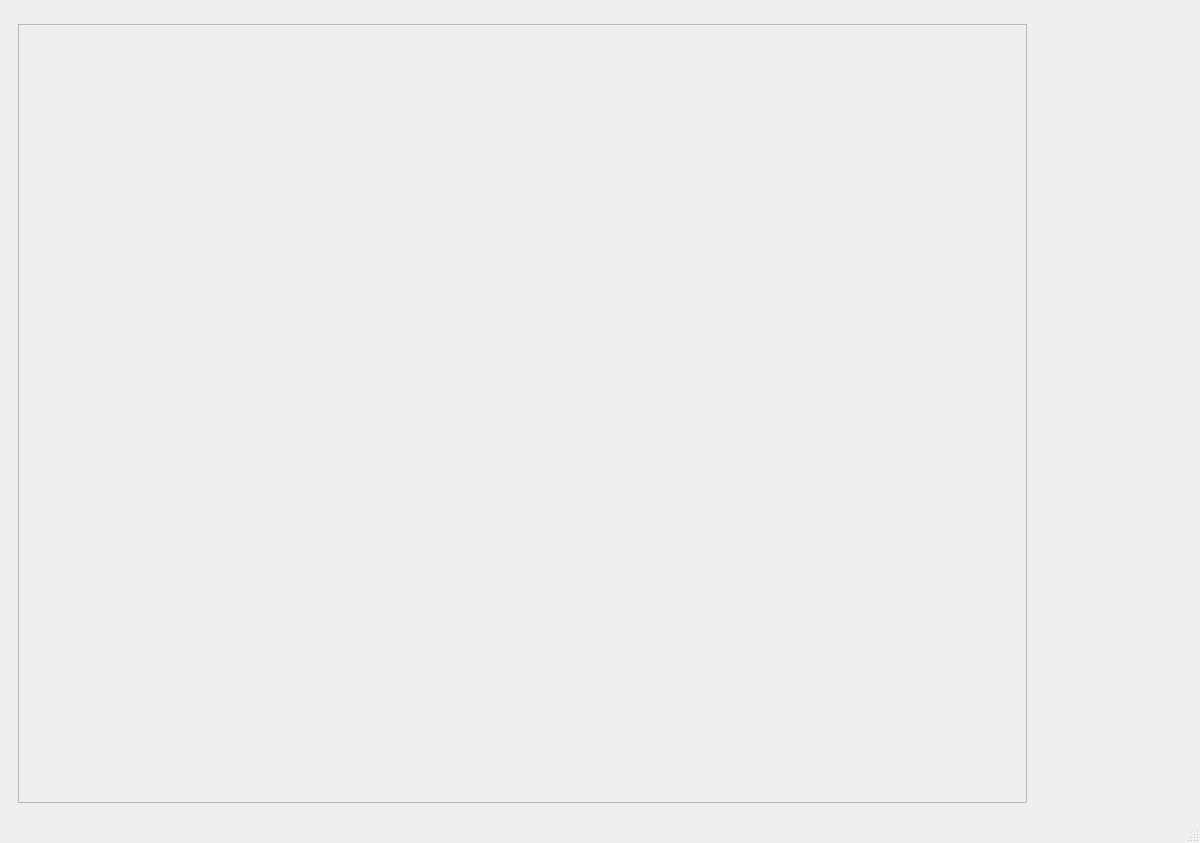
marcos-188/deadlock-stats, file qt-designer/main_window.ui: the form before one commit.
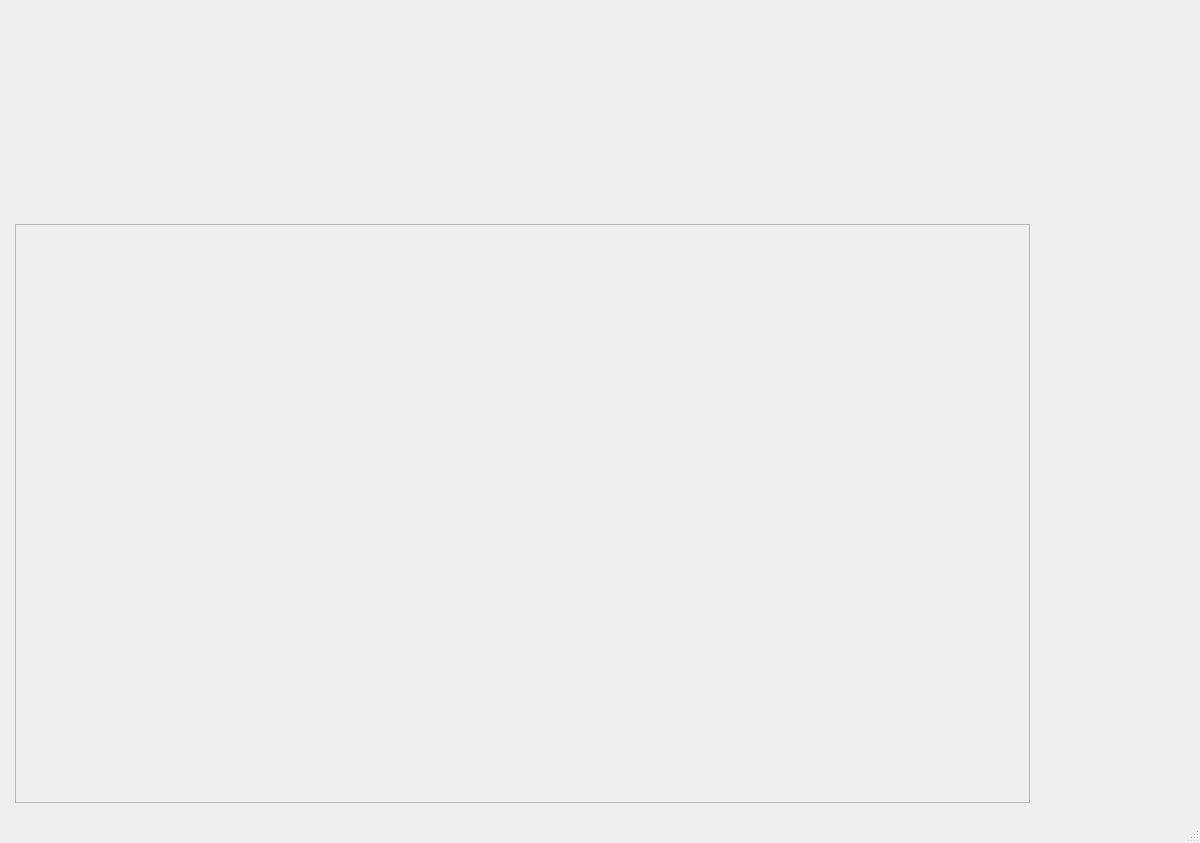
The form after the commit.

```diff
--- a/qt-designer/main_window.ui
+++ b/qt-designer/main_window.ui
@@ -40,29 +40,33 @@
    </property>
    <layout class="QVBoxLayout" name="verticalLayout">
     <item>
-     <widget class="QWidget" name="headerWidget" native="true">
-      <property name="enabled">
-       <bool>true</bool>
-      </property>
-      <property name="sizePolicy">
-       <sizepolicy hsizetype="Fixed" vsizetype="Fixed">
-        <horstretch>0</horstretch>
-        <verstretch>0</verstretch>
-       </sizepolicy>
-      </property>
-      <property name="baseSize">
+     <widget class="QWidget" name="header_widget" native="true">
+      <property name="minimumSize">
        <size>
-        <width>200</width>
+        <width>0</width>
         <height>200</height>
        </size>
       </property>
+      <layout class="QVBoxLayout" name="header_layout"/>
      </widget>
     </item>
     <item>
      <widget class="QWidget" name="maincontentWidget" native="true">
       <layout class="QHBoxLayout" name="horizontalLayout">
+       <property name="leftMargin">
+        <number>6</number>
+       </property>
+       <property name="rightMargin">
+        <number>6</number>
+       </property>
        <item>
         <widget class="QScrollArea" name="scrollArea">
+         <property name="minimumSize">
+          <size>
+           <width>0</width>
+           <height>140</height>
+          </size>
+         </property>
          <property name="widgetResizable">
           <bool>true</bool>
          </property>
@@ -71,10 +75,27 @@
            <rect>
             <x>0</x>
             <y>0</y>
-            <width>1007</width>
-            <height>746</height>
+            <width>1013</width>
+            <height>556</height>
            </rect>
           </property>
+          <layout class="QVBoxLayout" name="scroll_layout">
+           <property name="spacing">
+            <number>10</number>
+           </property>
+           <property name="leftMargin">
+            <number>0</number>
+           </property>
+           <property name="topMargin">
+            <number>0</number>
+           </property>
+           <property name="rightMargin">
+            <number>6</number>
+           </property>
+           <property name="bottomMargin">
+            <number>0</number>
+           </property>
+          </layout>
          </widget>
         </widget>
        </item>
```
Left out of the diff: 1 changed line with no effect on the pictures.
